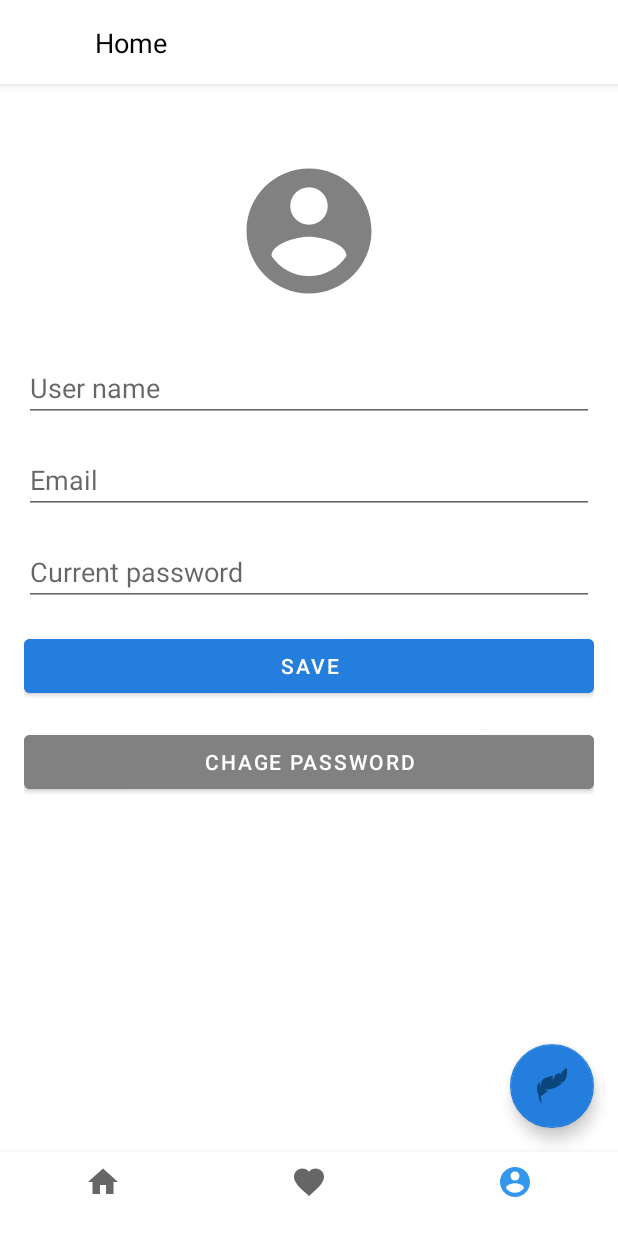
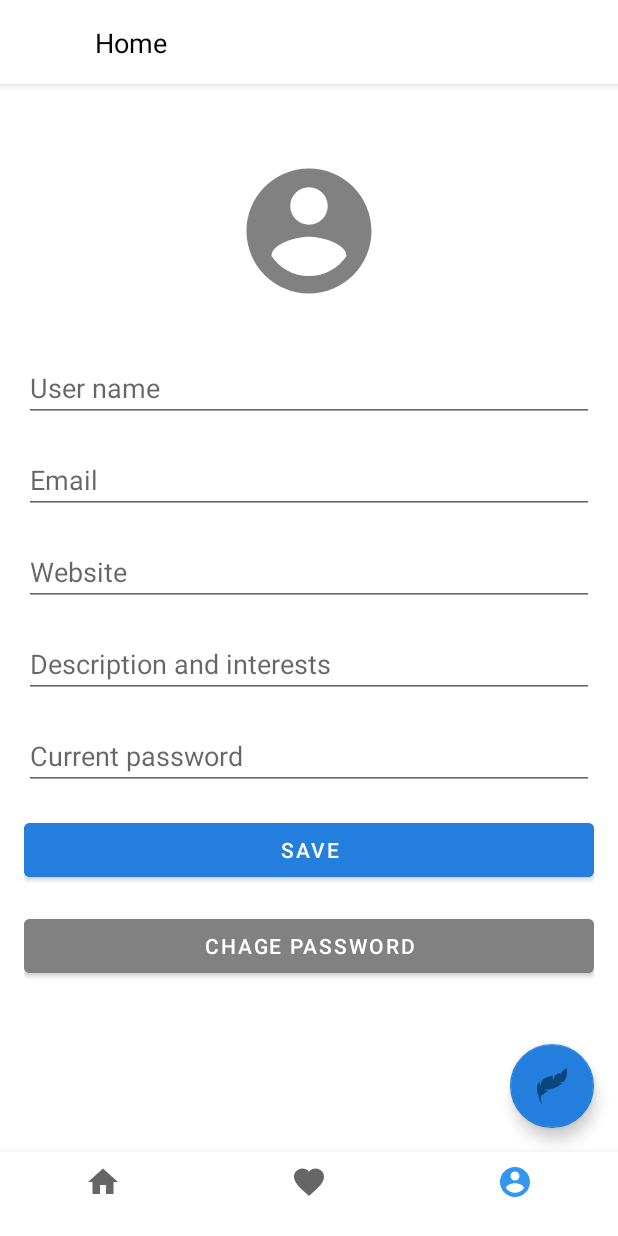
Before and after one commit to ssaczkowski/MiniTwitter, an Android app: the ProfileFragment screen opened through its navigation route, on a phone screen of 412 x 824 dp. Run offline under Robolectric (Android 15) with nearby library versions, the phone set to English and light mode, and no system bars; our stand-ins replace CircleImageView, navigation-ui; network calls fail; pictures from the network do not load; 2 statements that could not run were skipped.

Commit message:
feature: modify profile data. (only ui)

```diff
--- /dev/null
+++ b/app/src/main/java/com/ssaczkowski/minitwitter/data/ProfileRepository.java
@@ -0,0 +1,55 @@
+package com.ssaczkowski.minitwitter.data;
+
+import android.widget.Toast;
+
+import androidx.lifecycle.MutableLiveData;
+
+import com.ssaczkowski.minitwitter.common.MyApp;
+import com.ssaczkowski.minitwitter.retrofit.AuthTwitterClient;
+import com.ssaczkowski.minitwitter.retrofit.AuthTwitterService;
+import com.ssaczkowski.minitwitter.retrofit.response.ResponseUserProfile;
+
+import retrofit2.Call;
+import retrofit2.Callback;
+import retrofit2.Response;
+
+public class ProfileRepository {
+
+    AuthTwitterService authTwitterService;
+    AuthTwitterClient authTwitterClient;
+    MutableLiveData<ResponseUserProfile> userProfile;
+
+    public ProfileRepository() {
+        authTwitterClient = AuthTwitterClient.getInstance();
+        authTwitterService = authTwitterClient.getAuthTwitterService();
+        userProfile = getProfile();
+    }
+
+    public MutableLiveData<ResponseUserProfile> getProfile(){
+        if(userProfile == null){
+            userProfile = new MutableLiveData<>();
+        }
+
+        Call<ResponseUserProfile> call = authTwitterService.getProfile();
+        call.enqueue(new Callback<ResponseUserProfile>() {
+            @Override
+            public void onResponse(Call<ResponseUserProfile> call, Response<ResponseUserProfile> response) {
+                if(response.isSuccessful()){
+                    userProfile.setValue(response.body());
+                }else{
+                    Toast.makeText(MyApp.getContext(), "There was an error, check your details.",
+                            Toast.LENGTH_LONG);
+                }
+            }
+
+            @Override
+            public void onFailure(Call<ResponseUserProfile> call, Throwable t) {
+                Toast.makeText(MyApp.getContext(), "We cannot assist you at this time, please try again later.",
+                        Toast.LENGTH_LONG);
+            }
+        });
+
+        return userProfile;
+    }
+
+}
--- a/app/src/main/java/com/ssaczkowski/minitwitter/data/ProfileViewModel.java
+++ b/app/src/main/java/com/ssaczkowski/minitwitter/data/ProfileViewModel.java
@@ -1,6 +1,21 @@
 package com.ssaczkowski.minitwitter.data;
 
-import androidx.lifecycle.ViewModel;
+import android.app.Application;
 
-public class ProfileViewModel extends ViewModel {
+import androidx.annotation.NonNull;
+import androidx.lifecycle.AndroidViewModel;
+import androidx.lifecycle.LiveData;
+
+import com.ssaczkowski.minitwitter.retrofit.response.ResponseUserProfile;
+
+public class ProfileViewModel extends AndroidViewModel {
+
+    public ProfileRepository profileRepository;
+    public LiveData<ResponseUserProfile> userProfile;
+
+    public ProfileViewModel(@NonNull Application application) {
+        super(application);
+        profileRepository = new ProfileRepository();
+        userProfile = profileRepository.getProfile();
+    }
 }
--- a/app/src/main/java/com/ssaczkowski/minitwitter/retrofit/AuthTwitterService.java
+++ b/app/src/main/java/com/ssaczkowski/minitwitter/retrofit/AuthTwitterService.java
@@ -2,6 +2,8 @@ package com.ssaczkowski.minitwitter.retrofit;
 
 import com.ssaczkowski.minitwitter.model.Tweet;
 import com.ssaczkowski.minitwitter.retrofit.request.RequestCreateTweet;
+import com.ssaczkowski.minitwitter.retrofit.request.RequestUserProfile;
+import com.ssaczkowski.minitwitter.retrofit.response.ResponseUserProfile;
 import com.ssaczkowski.minitwitter.retrofit.response.TweetDeleted;
 
 import java.util.List;
@@ -11,9 +13,12 @@ import retrofit2.http.Body;
 import retrofit2.http.DELETE;
 import retrofit2.http.GET;
 import retrofit2.http.POST;
+import retrofit2.http.PUT;
 import retrofit2.http.Path;
 
 public interface AuthTwitterService {
+
+    //Tweets
 
     @GET("tweets/all")
     Call<List<Tweet>> getAllTweets();
@@ -27,4 +32,11 @@ public interface AuthTwitterService {
     @DELETE("tweets/{idTweet}")
     Call<TweetDeleted> deleteTweet(@Path("idTweet") int idTweet);
 
+    //Users
+
+    @GET("users/profile")
+    Call<ResponseUserProfile> getProfile();
+
+    @PUT("users/profile")
+    Call<ResponseUserProfile> getProfile(@Body RequestUserProfile requestUserProfile);
 }
--- a/app/src/main/java/com/ssaczkowski/minitwitter/ui/profile/ProfileFragment.java
+++ b/app/src/main/java/com/ssaczkowski/minitwitter/ui/profile/ProfileFragment.java
@@ -1,5 +1,6 @@
 package com.ssaczkowski.minitwitter.ui.profile;
 
+import androidx.lifecycle.Observer;
 import androidx.lifecycle.ViewModelProvider;
 
 import android.os.Bundle;
@@ -16,14 +17,17 @@ import android.widget.EditText;
 import android.widget.ImageView;
 import android.widget.Toast;
 
+import com.bumptech.glide.Glide;
 import com.ssaczkowski.minitwitter.R;
+import com.ssaczkowski.minitwitter.common.Constant;
 import com.ssaczkowski.minitwitter.data.ProfileViewModel;
+import com.ssaczkowski.minitwitter.retrofit.response.ResponseUserProfile;
 
 public class ProfileFragment extends Fragment {
 
     private ProfileViewModel mViewModel;
     private ImageView ivAvatar;
-    private EditText etUsername, etEmail, etPassword;
+    private EditText etUsername, etEmail, etPassword, etWebsite, etDescription;
     private Button btnSave, btnChagePassword;
 
     public static ProfileFragment newInstance() {
@@ -40,6 +44,8 @@ public class ProfileFragment extends Fragment {
         etUsername = view.findViewById(R.id.editTextUserName);
         etEmail = view.findViewById(R.id.editTextEmail);
         etPassword = view.findViewById(R.id.editTextCurrentPassword);
+        etWebsite = view.findViewById(R.id.editTextWebSite);
+        etDescription = view.findViewById(R.id.editTextDescription);
         btnSave = view.findViewById(R.id.buttonSave);
         btnChagePassword = view.findViewById(R.id.buttonChangePassword);
 
@@ -58,12 +64,27 @@ public class ProfileFragment extends Fragment {
             }
         });
 
+        //ViewModel
+        mViewModel.userProfile.observe(getActivity(), new Observer<ResponseUserProfile>() {
+            @Override
+            public void onChanged(ResponseUserProfile responseUserProfile) {
+                etUsername.setText(responseUserProfile.getUsername());
+                etDescription.setText(responseUserProfile.getDescripcion());
+                etEmail.setText(responseUserProfile.getEmail());
+                etWebsite.setText(responseUserProfile.getWebsite());
+                if(!responseUserProfile.getPhotoUrl().isEmpty()){
+                    Glide.with(getActivity()).load(Constant.API_MINITWITTER_FILES_URL + responseUserProfile.getPhotoUrl())
+                            .into(ivAvatar);
+                }
+            }
+        });
+
         return view;
     }
 
     @Override
-    public void onActivityCreated(@Nullable Bundle savedInstanceState) {
-        super.onActivityCreated(savedInstanceState);
+    public void onCreate(@Nullable Bundle savedInstanceState) {
+        super.onCreate(savedInstanceState);
         mViewModel = new ViewModelProvider(this).get(ProfileViewModel.class);
 
     }
--- a/app/src/main/res/layout/profile_fragment.xml
+++ b/app/src/main/res/layout/profile_fragment.xml
@@ -1,5 +1,9 @@
 <?xml version="1.0" encoding="utf-8"?>
-<androidx.constraintlayout.widget.ConstraintLayout xmlns:android="http://schemas.android.com/apk/res/android"
+<ScrollView xmlns:android="http://schemas.android.com/apk/res/android"
+    android:layout_width="match_parent"
+    android:layout_height="match_parent"
+    android:fillViewport="true">
+<androidx.constraintlayout.widget.ConstraintLayout
     xmlns:app="http://schemas.android.com/apk/res-auto"
     xmlns:tools="http://schemas.android.com/tools"
     android:layout_width="match_parent"
@@ -52,7 +56,7 @@
         android:inputType="textPersonName"
         app:layout_constraintEnd_toEndOf="parent"
         app:layout_constraintStart_toStartOf="parent"
-        app:layout_constraintTop_toBottomOf="@+id/editTextEmail" />
+        app:layout_constraintTop_toBottomOf="@+id/editTextDescription" />
 
     <Button
         android:id="@+id/buttonSave"
@@ -77,4 +81,30 @@
         app:layout_constraintEnd_toEndOf="parent"
         app:layout_constraintStart_toStartOf="parent"
         app:layout_constraintTop_toBottomOf="@+id/buttonSave" />
+
+    <EditText
+        android:id="@+id/editTextWebSite"
+        android:layout_width="0dp"
+        android:layout_height="wrap_content"
+        android:layout_marginTop="16dp"
+        android:ems="10"
+        android:hint="Website"
+        android:inputType="textPersonName"
+        app:layout_constraintEnd_toEndOf="parent"
+        app:layout_constraintStart_toStartOf="parent"
+        app:layout_constraintTop_toBottomOf="@+id/editTextEmail" />
+
+    <EditText
+        android:id="@+id/editTextDescription"
+        android:layout_width="0dp"
+        android:layout_height="wrap_content"
+        android:layout_marginTop="16dp"
+        android:ems="10"
+        android:gravity="start|top"
+        android:hint="Description and interests"
+        android:inputType="textMultiLine"
+        app:layout_constraintEnd_toEndOf="parent"
+        app:layout_constraintStart_toStartOf="parent"
+        app:layout_constraintTop_toBottomOf="@+id/editTextWebSite" />
 </androidx.constraintlayout.widget.ConstraintLayout>
+</ScrollView>
```
Also changed, not shown: app/src/main/java/com/ssaczkowski/minitwitter/retrofit/request/RequestUserProfile.java (added, +64 -0 lines), app/src/main/java/com/ssaczkowski/minitwitter/retrofit/response/ResponseUserProfile.java (added, +86 -0 lines).
